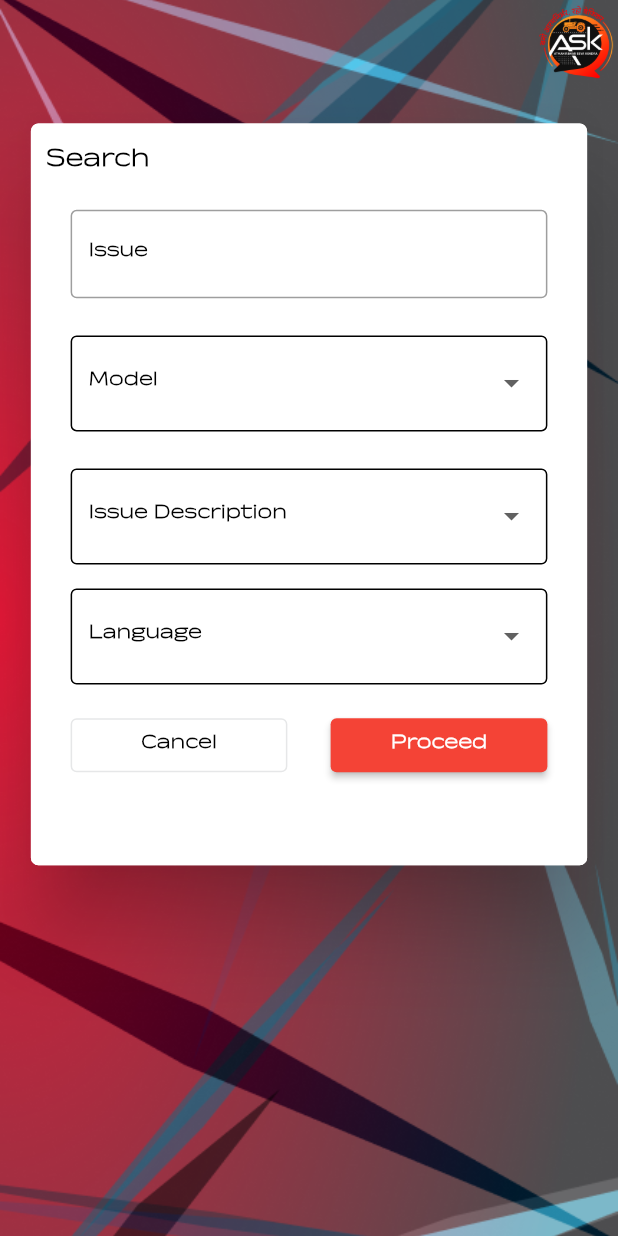
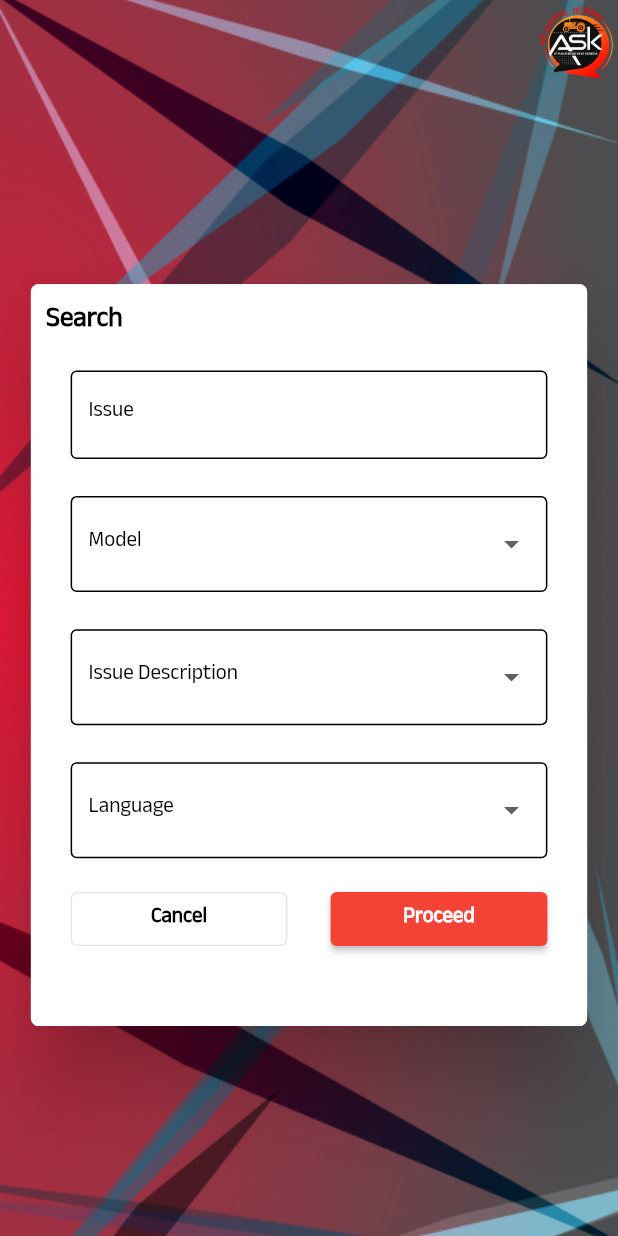
Before and after one commit to Akshay-Jayant-Lohar/ASK-Ai, a Flutter app: the screen it shows after launch, on a phone screen of 412 x 824 dp. Run offline on Flutter 3.47's test engine with Material 2 defaults, Android fonts, the phone set to English and light mode, and no system bars; our stand-ins replace bloc, equatable, flutter_bloc, flutter_speed_dial, flutter_svg, flutter_tts and 2 more.

```diff
--- a/lib/core/constants/image_icon_resource.dart
+++ b/lib/core/constants/image_icon_resource.dart
@@ -48,4 +48,8 @@ class AppIcon {
     size: 20,
   );
   Icon dots = const Icon(Icons.more_vert);
+  Icon arrowIcon = const Icon(
+    Icons.arrow_back,
+    color: AppColor.containerColor,
+  );
 }
--- a/lib/core/constants/string_resource.dart
+++ b/lib/core/constants/string_resource.dart
@@ -1,9 +1,13 @@
 class AppString {
+
   AppString._internal();
+
   static final AppString _instance = AppString._internal();
+
   factory AppString() {
     return _instance;
   }
+
   final String title = "Message FarmX AI";
   final String dropDownmsg = "Please Select From below options:";
   final String buttonText = "Submit";
--- a/lib/features/HomeScreen/presentation/pages/ask_bottom_bar.dart
+++ b/lib/features/HomeScreen/presentation/pages/ask_bottom_bar.dart
@@ -81,7 +81,7 @@ class _AskBottomBarState extends State<AskBottomBar> {
                 CustomAnimtaedContainer(
                   duration: const Duration(milliseconds: 300),
                   height: 50,
-                  width: isExpand ? CustomSize.wSize(context) * 0.9 : 230,
+                  width: isExpand ? CustomSize.wSize(context) * 0.9 : 220,
                   child: Row(
                     mainAxisAlignment: MainAxisAlignment.center,
                     children: [
--- a/lib/features/HomeScreen/presentation/pages/speed_dial.dart
+++ b/lib/features/HomeScreen/presentation/pages/speed_dial.dart
@@ -13,12 +13,18 @@ class AskSpeedDial extends StatelessWidget {
   Widget build(BuildContext context) {
     return Center(
       child: SpeedDial(
+          overlayOpacity: 0,
           overlayColor: AppColor.transparent,
           buttonSize: Size(CustomSize.hSize(context) * 0.02,
               CustomSize.wSize(context) * 0.13),
           foregroundColor: AppColor.blackColor,
           shape: Styles.customRoundedRectangleBorder(50),
           backgroundColor: AppColor.containerColor,
+          // elevation: 0.2,
+          // activeBackgroundColor: Colors.transparent,
+          // spacing: 10,
+          // spaceBetweenChildren: 6,
+          // childMargin: EdgeInsets.only(bottom: 100),
           children: [
             SpeedDialChild(
               onTap: () => Navigator.push(context, MaterialPageRoute(
--- a/lib/features/Search/data/custom_widgets/custom_textfield.dart
+++ b/lib/features/Search/data/custom_widgets/custom_textfield.dart
@@ -17,7 +17,8 @@ class CustomTextField extends StatelessWidget {
     // this.onChanged,
     // this.enabledBorder,
     // this.disabledBorder,
-    this.labelText, this.label,
+    this.labelText,
+    this.label,
     // this.obscureText = false,
   }) : super(key: key);
 
@@ -26,13 +27,22 @@ class CustomTextField extends StatelessWidget {
     return TextField(
       controller: controller,
       // onChanged: onChanged,
-
       // obscureText: obscureText,
       decoration: InputDecoration(
         labelText: labelText,
         label: label,
+        border: const OutlineInputBorder(
+          borderSide: BorderSide(color: Colors.black),
+        ),
+        enabledBorder: const OutlineInputBorder(
+          borderSide: BorderSide(color: Colors.black),
+        ),
+        // focusedBorder: OutlineInputBorder(
+        //   borderSide: BorderSide(
+        //       color: Colors.black87), // Dark black border when focused
+        // ),
         // hintText: hintText,
-        border: const OutlineInputBorder(),
+        // border: const OutlineInputBorder(),
         // enabledBorder: enabledBorder ?? InputBorder.none,
         // disabledBorder: disabledBorder ?? InputBorder.none,
       ),
--- a/lib/features/Search/presentation/search_screen.dart
+++ b/lib/features/Search/presentation/search_screen.dart
@@ -13,16 +13,16 @@ import '../../../core/common widgts/custom-container.dart';
 
 class SearchScreen extends StatelessWidget {
   final VoidCallback onCancel;
-
   const SearchScreen({super.key, required this.onCancel});
 
   @override
   Widget build(BuildContext context) {
     return SingleChildScrollView(
       child: Column(
+        // mainAxisAlignment: MainAxisAlignment.end,
         children: [
           SizedBox(
-            height: CustomSize.hSize(context) * 0.1,
+            height: CustomSize.hSize(context) * 0.23,
           ),
           Dialog(
             insetPadding: EdgeInsets.zero,
@@ -52,22 +52,23 @@ class SearchScreen extends StatelessWidget {
                         children: [
                           CustomTextField(
                             label: Text(AppString().issue,
-                                style: Styles.textStyle(
-                                    14, AppColor.blackColor, FontWeight.bold)),
+                                style: Styles.textStyle(14, AppColor.blackColor,
+                                    FontWeight.normal)),
                           ),
                           SizedBox(height: CustomSize.hSize(context) * 0.03),
                           CustomDropdownButtonFormField(
                             label: Text(AppString().model,
-                                style: Styles.textStyle(
-                                    14, AppColor.blackColor, FontWeight.bold)),
-                            // labelText: AppString.model,
+                                style: Styles.textStyle(14, AppColor.blackColor,
+                                    FontWeight.normal)),
                             items: DropDownData.models
                                 .map<DropdownMenuItem<String>>((String value) {
                               return DropdownMenuItem<String>(
                                 value: value,
                                 child: Text(value,
-                                    style: Styles.textStyle(14,
-                                        AppColor.blackColor, FontWeight.bold)),
+                                    style: Styles.textStyle(
+                                        14,
+                                        AppColor.blackColor,
+                                        FontWeight.normal)),
                               );
                             }).toList(),
                             onChanged: (value) {},
@@ -75,33 +76,37 @@ class SearchScreen extends StatelessWidget {
                           SizedBox(height: CustomSize.hSize(context) * 0.03),
                           CustomDropdownButtonFormField(
                             label: Text(AppString().issueDec,
-                                style: Styles.textStyle(
-                                    14, AppColor.blackColor, FontWeight.bold)),
+                                style: Styles.textStyle(14, AppColor.blackColor,
+                                    FontWeight.normal)),
                             // labelText: AppString.issueDec,
                             items: DropDownData.issueDec
                                 .map<DropdownMenuItem<String>>((String value) {
                               return DropdownMenuItem<String>(
                                 value: value,
                                 child: Text(value,
-                                    style: Styles.textStyle(14,
-                                        AppColor.blackColor, FontWeight.bold)),
+                                    style: Styles.textStyle(
+                                        14,
+                                        AppColor.blackColor,
+                                        FontWeight.normal)),
                               );
                             }).toList(),
                             onChanged: (value) {},
                           ),
-                          const SizedBox(height: 16),
+                          SizedBox(height: CustomSize.hSize(context) * 0.03),
                           CustomDropdownButtonFormField(
                             label: Text(AppString().language,
-                                style: Styles.textStyle(
-                                    14, AppColor.blackColor, FontWeight.bold)),
+                                style: Styles.textStyle(14, AppColor.blackColor,
+                                    FontWeight.normal)),
                             // labelText: AppString.language,
                             items: DropDownData.languages
                                 .map<DropdownMenuItem<String>>((String value) {
                               return DropdownMenuItem<String>(
                                 value: value,
                                 child: Text(value,
-                                    style: Styles.textStyle(14,
-                                        AppColor.blackColor, FontWeight.bold)),
+                                    style: Styles.textStyle(
+                                        14,
+                                        AppColor.blackColor,
+                                        FontWeight.normal)),
                               );
                             }).toList(),
                             onChanged: (value) {},
--- /dev/null
+++ b/lib/features/history_Screen/data/custom_widget/custom_container.dart
@@ -0,0 +1,32 @@
+import 'package:flutter/material.dart';
+
+class CustomContainer extends StatelessWidget {
+  final Decoration? decoration;
+  final EdgeInsetsGeometry? padding;
+  final Widget child;
+  final EdgeInsetsGeometry? margin;
+  final double? width;
+  final double? height;
+  final Color? color;
+  const CustomContainer(
+      {super.key,
+      this.decoration,
+      this.padding,
+      required this.child,
+      this.margin,
+      this.width,
+      this.height,
+      this.color});
+
+  @override
+  Widget build(BuildContext context) {
+    return Container(
+      decoration: decoration,
+      padding: padding,
+      margin: margin,
+      height: height,
+      width: width,
+      child: child,
+    );
+  }
+}
--- a/pubspec.yaml
+++ b/pubspec.yaml
@@ -34,4 +34,5 @@ flutter:
   fonts:
     - family: Anek Devanagari
       fonts:
-        - asset: assets/fonts/AnekDevanagari_Expanded-ExtraLight.ttf
+        # - asset: assets/fonts/AnekDevanagari_Expanded-ExtraLight.ttf
+        - asset: assets/fonts/AnekDevanagari-Regular.ttf
```
Also changed, not shown: lib/features/history_Screen/presentation/Pages/history_Scree.dart (+85 -27 lines), assets/fonts/AnekDevanagari-Regular.ttf (added).
